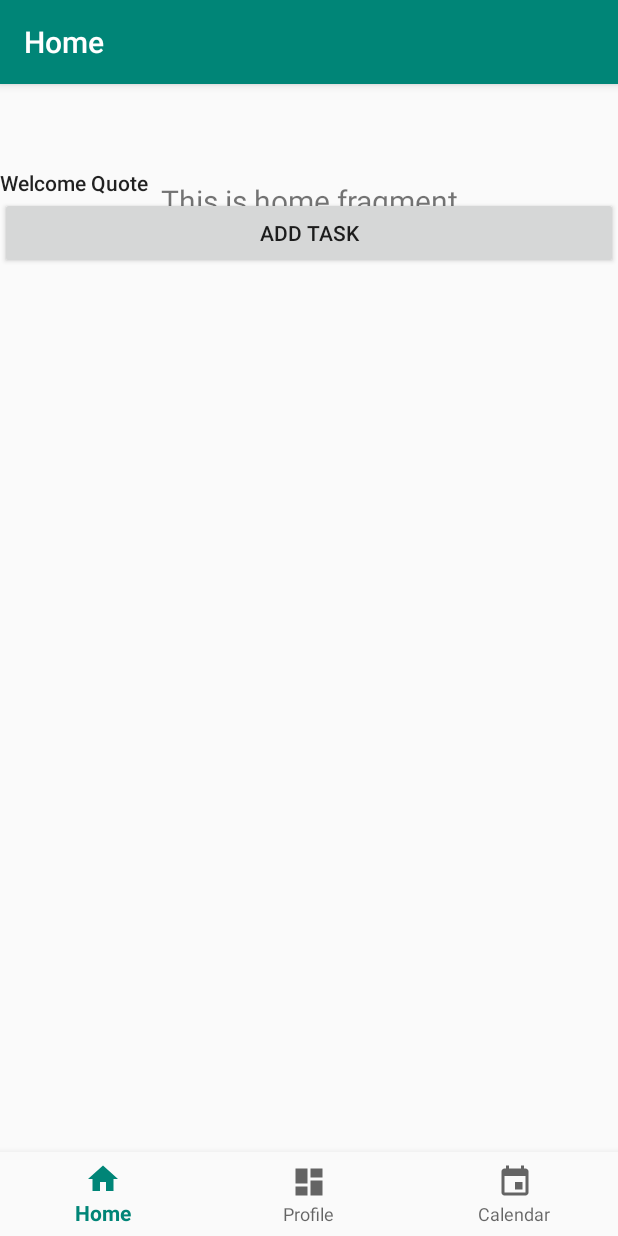
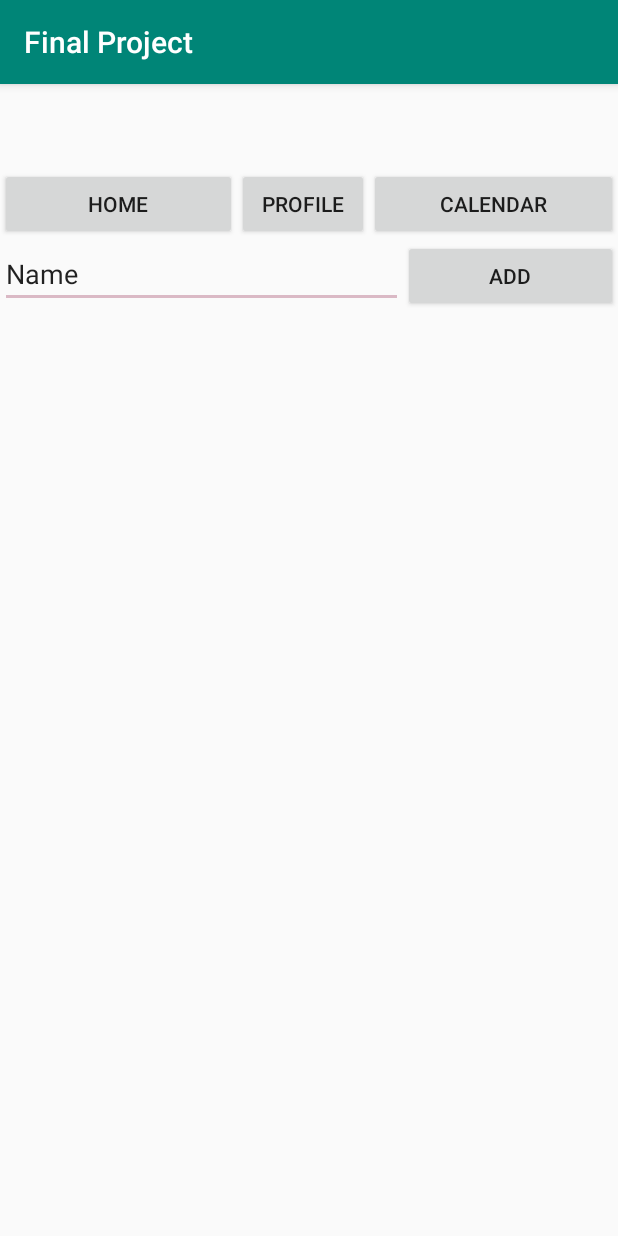
Before and after one commit to evyang/cs125-final-project, an Android app: the screen it shows after launch (MainActivity), on a phone screen of 412 x 824 dp. Run offline under Robolectric (Android 15) with nearby library versions, the phone set to English and light mode, and no system bars; our stand-ins replace navigation-ui.

Commit message:
1205 Progress

```diff
--- a/app/src/main/AndroidManifest.xml
+++ b/app/src/main/AndroidManifest.xml
@@ -9,7 +9,9 @@
         android:roundIcon="@mipmap/ic_launcher_round"
         android:supportsRtl="true"
         android:theme="@style/AppTheme">
-        <activity android:name=".AddTask" />
+        <activity android:name=".Calendar" />
+        <activity android:name=".Profile" />
+
         <activity
             android:name=".MainActivity"
             android:label="@string/app_name">
--- a/app/src/main/java/com/example/finalproject/Calendar.java
+++ b/app/src/main/java/com/example/finalproject/Calendar.java
@@ -13,10 +13,6 @@ public class Calendar extends AppCompatActivity {
         super.onCreate(savedInstanceState);
         setContentView(R.layout.fragment_calendar);
 
-        //LinearLayout homeLayout = findViewById(R.id.homeLayout);
-        //homeLayout.setVisibility(View.GONE);
-        Button addTask = findViewById(R.id.addTask);
-        addTask.setVisibility(View.GONE);
     }
 
 }
--- a/app/src/main/java/com/example/finalproject/MainActivity.java
+++ b/app/src/main/java/com/example/finalproject/MainActivity.java
@@ -1,11 +1,14 @@
 package com.example.finalproject;
 
 import android.content.Intent;
+import android.graphics.Paint;
 import android.os.Bundle;
 import android.view.View;
 import android.widget.Button;
 import android.widget.LinearLayout;
+import android.widget.TextView;
 
+import com.google.android.material.bottomnavigation.BottomNavigationItemView;
 import com.google.android.material.bottomnavigation.BottomNavigationView;
 
 import androidx.appcompat.app.AppCompatActivity;
@@ -13,32 +16,80 @@ import androidx.navigation.NavController;
 import androidx.navigation.Navigation;
 import androidx.navigation.ui.AppBarConfiguration;
 import androidx.navigation.ui.NavigationUI;
+import androidx.recyclerview.widget.RecyclerView;
+
+import java.lang.reflect.Array;
+import java.util.ArrayList;
+import java.util.List;
 
 public class MainActivity extends AppCompatActivity {
+
+    private ArrayList<String> tasks;
+    private static int completeTask;
+    private static int totalTask;
 
     @Override
     protected void onCreate(Bundle savedInstanceState) {
         super.onCreate(savedInstanceState);
         setContentView(R.layout.activity_main);
-        BottomNavigationView navView = findViewById(R.id.nav_view);
-        // Passing each menu ID as a set of Ids because each
-        // menu should be considered as top level destinations.
-        AppBarConfiguration appBarConfiguration = new AppBarConfiguration.Builder(
-                R.id.navigation_home, R.id.navigation_dashboard, R.id.navigation_notifications)
-                .build();
-        NavController navController = Navigation.findNavController(this, R.id.nav_host_fragment);
-        NavigationUI.setupActionBarWithNavController(this, navController, appBarConfiguration);
-        NavigationUI.setupWithNavController(navView, navController);
 
-        Button addTask = findViewById(R.id.addTask);
-        addTask.setOnClickListener(unused -> startActivity(new Intent(this, AddTask.class)));
+        completeTask = 0;
+        totalTask = 0;
+        tasks = new ArrayList<>();
+        Button addTask = findViewById(R.id.add);
+        addTask.setOnClickListener(unused -> addTask());
 
-        connect();
-        //finish();
+        Button profile = findViewById(R.id.profile);
+        //Intent intent = new Intent(this, )
+        profile.setOnClickListener(unused -> startActivity(new Intent(this, Profile.class)));
+
+        Button calendar = findViewById(R.id.calendar);
+        calendar.setOnClickListener(unused -> startActivity(new Intent(this, Calendar.class)));
+
     }
     private void connect() {
-        LinearLayout task = findViewById(R.id.taskList);
-        task.setVisibility(View.VISIBLE);
+        //LinearLayout task = findViewById(R.id.taskList);
+        //task.setVisibility(View.VISIBLE);
     }
-
+    private void addTask() {
+        TextView e = findViewById(R.id.name);
+        String eventName= e.getText().toString();
+        if (!(eventName.equals(""))) {
+            tasks.add(eventName);
+            totalTask++;
+            //e.setText("");
+            updatePlayersUI();
+        }
+    }
+    private void updatePlayersUI() {
+        LinearLayout tasksList = findViewById(R.id.taskList);
+        tasksList.removeAllViews();
+        for (int i = 0; i < tasks.size(); i++) {
+            System.out.println(tasks.get(i));
+            String t = tasks.get(i);
+            View taskView = getLayoutInflater().inflate(R.layout.chunk_tasks,
+                    tasksList, false);
+            TextView eN = taskView.findViewById(R.id.taskName);
+            //TextView eD = inviteeView.findViewById(R.id.date);
+            eN.setText(t);
+            //eD.setText(task.getDate());
+            Button delete = taskView.findViewById(R.id.deleteTask);
+            delete.setOnClickListener(unused -> {
+                tasks.remove(t);
+                updatePlayersUI();
+            });
+            Button done = taskView.findViewById(R.id.taskComplete);
+            done.setOnClickListener(unused -> {
+                completeTask = completeTask + 1;
+                eN.setPaintFlags(eN.getPaintFlags() | Paint.STRIKE_THRU_TEXT_FLAG);
+            });
+            tasksList.addView(taskView);
+        }
+    }
+    public static int getCompleteTask() {
+        return completeTask;
+    }
+    public static int getTotalTask() {
+        return totalTask;
+    }
 }
--- a/app/src/main/java/com/example/finalproject/ui/notifications/NotificationsFragment.java
+++ b/app/src/main/java/com/example/finalproject/ui/notifications/NotificationsFragment.java
@@ -17,13 +17,13 @@ import com.example.finalproject.R;
 public class NotificationsFragment extends Fragment {
 
     private NotificationsViewModel notificationsViewModel;
-
+    /**
     public View onCreateView(@NonNull LayoutInflater inflater,
                              ViewGroup container, Bundle savedInstanceState) {
         notificationsViewModel =
                 ViewModelProviders.of(this).get(NotificationsViewModel.class);
         View root = inflater.inflate(R.layout.fragment_calendar, container, false);
-        final TextView textView = root.findViewById(R.id.text_notifications);
+        //final TextView textView = root.findViewById(R.id.text_notifications);
         notificationsViewModel.getText().observe(this, new Observer<String>() {
             @Override
             public void onChanged(@Nullable String s) {
@@ -32,4 +32,5 @@ public class NotificationsFragment extends Fragment {
         });
         return root;
     }
+     */
 }
--- a/app/src/main/res/layout/activity_main.xml
+++ b/app/src/main/res/layout/activity_main.xml
@@ -1,74 +1,67 @@
 <?xml version="1.0" encoding="utf-8"?>
-<androidx.constraintlayout.widget.ConstraintLayout xmlns:android="http://schemas.android.com/apk/res/android"
+<LinearLayout xmlns:android="http://schemas.android.com/apk/res/android"
     xmlns:app="http://schemas.android.com/apk/res-auto"
     xmlns:tools="http://schemas.android.com/tools"
     android:id="@+id/container"
     android:layout_width="match_parent"
     android:layout_height="match_parent"
+    android:orientation="vertical"
     android:paddingTop="?attr/actionBarSize">
 
-    <com.google.android.material.bottomnavigation.BottomNavigationView
-        android:id="@+id/nav_view"
-        android:layout_width="0dp"
+    <LinearLayout
+        android:layout_width="match_parent"
         android:layout_height="wrap_content"
-        android:layout_marginStart="0dp"
-        android:layout_marginEnd="0dp"
-        android:background="?android:attr/windowBackground"
-        app:layout_constraintBottom_toBottomOf="parent"
-        app:layout_constraintLeft_toLeftOf="parent"
-        app:layout_constraintRight_toRightOf="parent"
-        app:menu="@menu/bottom_nav_menu" >
+        android:orientation="horizontal">
 
-    </com.google.android.material.bottomnavigation.BottomNavigationView>
+        <Button
+            android:id="@+id/home"
+            android:layout_width="wrap_content"
+            android:layout_height="wrap_content"
+            android:layout_weight="1"
+            android:text="Home" />
 
-    <fragment
-        android:id="@+id/nav_host_fragment"
-        android:name="androidx.navigation.fragment.NavHostFragment"
-        android:layout_width="match_parent"
-        android:layout_height="match_parent"
-        app:defaultNavHost="true"
-        app:layout_constraintBottom_toTopOf="@id/nav_view"
-        app:layout_constraintLeft_toLeftOf="parent"
-        app:layout_constraintRight_toRightOf="parent"
-        app:layout_constraintTop_toTopOf="parent"
-        app:navGraph="@navigation/mobile_navigation" />
+        <Button
+            android:id="@+id/profile"
+            android:layout_width="wrap_content"
+            android:layout_height="wrap_content"
+            android:text="Profile" />
 
-    <LinearLayout
-        android:id="@+id/homeLayout"
-        android:layout_width="match_parent"
-        android:layout_height="match_parent"
-        android:orientation="vertical"
-        app:layout_constraintBottom_toBottomOf="@+id/nav_host_fragment">
-
-        <TextView
-            android:id="@+id/welcomeQuote"
-            android:layout_width="match_parent"
+        <Button
+            android:id="@+id/calendar"
+            android:layout_width="wrap_content"
             android:layout_height="wrap_content"
-            android:text="Welcome Quote"
-            android:textAppearance="@style/TextAppearance.AppCompat.Body2" />
-
-        <LinearLayout
-            android:id="@+id/taskList"
-            android:layout_width="match_parent"
-            android:layout_height="300dp"
-            android:orientation="vertical">
-
-            <Button
-                android:id="@+id/addTask"
-                android:layout_width="match_parent"
-                android:layout_height="wrap_content"
-                android:onClick="addTaskPopup"
-                android:text="Add Task" />
-        </LinearLayout>
+            android:layout_weight="1"
+            android:text="Calendar" />
 
     </LinearLayout>
 
-    <ImageView
-        android:id="@+id/imageView2"
-        android:layout_width="420dp"
-        android:layout_height="200dp"
-        app:layout_constraintStart_toStartOf="parent"
-        app:layout_constraintTop_toBottomOf="@+id/homeLayout"
-        app:srcCompat="@color/Coral" />
+    <LinearLayout
+        android:layout_width="match_parent"
+        android:layout_height="wrap_content"
+        android:orientation="horizontal">
 
-</androidx.constraintlayout.widget.ConstraintLayout>
+        <EditText
+            android:id="@+id/name"
+            android:layout_width="wrap_content"
+            android:layout_height="wrap_content"
+            android:layout_weight="1"
+            android:ems="10"
+            android:inputType="textPersonName"
+            android:text="Name" />
+
+        <Button
+            android:id="@+id/add"
+            android:layout_width="wrap_content"
+            android:layout_height="wrap_content"
+            android:layout_weight="1"
+            android:text="Add" />
+
+    </LinearLayout>
+
+    <LinearLayout
+        android:id="@+id/taskList"
+        android:layout_width="match_parent"
+        android:layout_height="wrap_content"
+        android:orientation="vertical"></LinearLayout>
+
+</LinearLayout>
```
Also changed, not shown: app/src/main/java/com/example/finalproject/AddTask.java (+12 -8 lines), app/src/main/java/com/example/finalproject/Profile.java (added, +30 -0 lines), app/src/main/res/layout/fragment_calendar.xml (+24 -40 lines), app/src/main/res/layout/fragment_profile.xml (+2 -16 lines).
